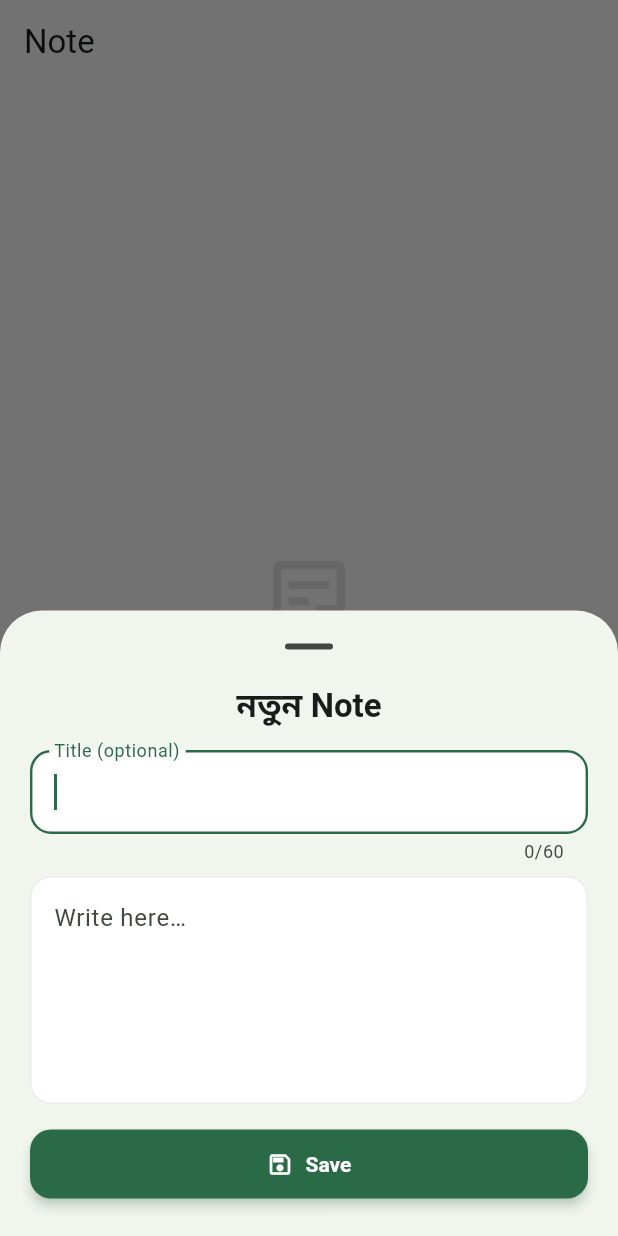
After one commit to imsaad8878/hisab-master, a Flutter app: the NotesScreen screen opened directly, after a tap on "New note", on a phone screen of 412 x 824 dp. The commit adds this screen. Run offline on Flutter 3.47's test engine with Material 3 defaults, Android fonts, the phone set to English and light mode, and no system bars; our stand-ins replace cloud_firestore, file_picker, firebase_auth, firebase_core, fl_chart, flutter_riverpod and 6 more; missing offline and left inert: home_widget; accounts and stored records are empty.

Commit message:
Add Note tab to bottom navigation — personal notepad
- New Notes tab (sticky note icon) between Report and Profile
- Create/edit/delete notes with title + body
- Notes sync to Firebase (users/{uid}/notes) and work offline in
  demo mode, same data-safety pattern as other repositories
- Profile nav index moved from 3 to 4

```diff
--- a/lib/features/home/presentation/home_screen.dart
+++ b/lib/features/home/presentation/home_screen.dart
@@ -75,7 +75,7 @@ class _HomeScreenState extends ConsumerState<HomeScreen> {
             filter: _filter,
             onFilter: (f) => setState(() => _filter = f),
             onProfileTap: () =>
-                ref.read(navIndexProvider.notifier).state = 3,
+                ref.read(navIndexProvider.notifier).state = 4,
           ),
           if (pending > 0)
             Padding(
--- a/lib/features/home/presentation/home_shell.dart
+++ b/lib/features/home/presentation/home_shell.dart
@@ -3,6 +3,7 @@ import 'package:flutter_riverpod/flutter_riverpod.dart';
 
 import '../../../providers/profile_providers.dart';
 import '../../analytics/presentation/analytics_screen.dart';
+import '../../notes/presentation/notes_screen.dart';
 import '../../profile/presentation/profile_screen.dart';
 import '../../add/presentation/add_transaction_sheet.dart';
 import '../../report/presentation/report_screen.dart';
@@ -21,10 +22,11 @@ class HomeShell extends ConsumerWidget {
           HomeScreen(),
           AnalyticsScreen(),
           ReportScreen(),
+          NotesScreen(),
           ProfileScreen(),
         ],
       ),
-      floatingActionButton: index == 3
+      floatingActionButton: index == 4
           ? null
           : FloatingActionButton.extended(
               onPressed: () => showAddTransactionSheet(context),
@@ -53,6 +55,11 @@ class HomeShell extends ConsumerWidget {
             label: 'Report',
           ),
           NavigationDestination(
+            icon: Icon(Icons.sticky_note_2_outlined),
+            selectedIcon: Icon(Icons.sticky_note_2),
+            label: 'Note',
+          ),
+          NavigationDestination(
             icon: Icon(Icons.person_outline),
             selectedIcon: Icon(Icons.person),
             label: 'Profile',
--- /dev/null
+++ b/lib/features/notes/presentation/notes_screen.dart
@@ -0,0 +1,217 @@
+import 'package:flutter/material.dart';
+import 'package:flutter_riverpod/flutter_riverpod.dart';
+import 'package:intl/intl.dart';
+
+import '../../../data/repositories/note_repository.dart';
+import '../../../models/note.dart';
+import '../../../providers/auth_providers.dart';
+import '../../../providers/note_providers.dart';
+
+class NotesScreen extends ConsumerWidget {
+  const NotesScreen({super.key});
+
+  @override
+  Widget build(BuildContext context, WidgetRef ref) {
+    final notes = ref.watch(notesProvider).valueOrNull ?? const [];
+    final theme = Theme.of(context);
+
+    return Scaffold(
+      appBar: AppBar(title: const Text('Note')),
+      floatingActionButton: FloatingActionButton.extended(
+        onPressed: () => _openEditor(context, ref),
+        icon: const Icon(Icons.edit_note),
+        label: const Text('New note'),
+      ),
+      body: notes.isEmpty
+          ? Center(
+              child: Padding(
+                padding: const EdgeInsets.all(32),
+                child: Column(
+                  mainAxisAlignment: MainAxisAlignment.center,
+                  children: [
+                    Icon(Icons.sticky_note_2_outlined,
+                        size: 64, color: Colors.grey.shade300),
+                    const SizedBox(height: 16),
+                    const Text('কোনো note নেই',
+                        style: TextStyle(
+                            fontSize: 16, fontWeight: FontWeight.w600)),
+                    const SizedBox(height: 6),
+                    Text(
+                      'মনে মনে কিছু লিখে রাখো —\nকাজের কথা, তালিকা, আইডিয়া যা ইচ্ছে',
+                      textAlign: TextAlign.center,
+                      style: TextStyle(
+                          color: Colors.grey.shade500, fontSize: 13),
+                    ),
+                  ],
+                ),
+              ),
+            )
+          : ListView.separated(
+              padding: const EdgeInsets.fromLTRB(16, 8, 16, 90),
+              itemCount: notes.length,
+              separatorBuilder: (_, __) => const SizedBox(height: 10),
+              itemBuilder: (context, i) {
+                final n = notes[i];
+                return Dismissible(
+                  key: ValueKey(n.id),
+                  direction: DismissDirection.endToStart,
+                  confirmDismiss: (_) async {
+                    final ok = await showDialog<bool>(
+                      context: context,
+                      builder: (ctx) => AlertDialog(
+                        title: const Text('Delete note?'),
+                        content: Text(n.title.isEmpty
+                            ? 'Untitled note'
+                            : '"${n.title}" delete hobe.'),
+                        actions: [
+                          TextButton(
+                              onPressed: () => Navigator.pop(ctx, false),
+                              child: const Text('Cancel')),
+                          FilledButton(
+                              style: FilledButton.styleFrom(
+                                  backgroundColor:
+                                      theme.colorScheme.error),
+                              onPressed: () => Navigator.pop(ctx, true),
+                              child: const Text('Delete')),
+                        ],
+                      ),
+                    );
+                    if (ok == true) {
+                      await ref
+                          .read(noteRepositoryProvider)
+                          .deleteNote(ref.read(dataUidProvider), n.id);
+                    }
+                    return false;
+                  },
+                  background: Container(
+                    alignment: Alignment.centerRight,
+                    padding: const EdgeInsets.only(right: 24),
+                    decoration: BoxDecoration(
+                      color: theme.colorScheme.errorContainer,
+                      borderRadius: BorderRadius.circular(16),
+                    ),
+                    child: Icon(Icons.delete_outline,
+                        color: theme.colorScheme.onErrorContainer),
+                  ),
+                  child: Card(
+                    child: ListTile(
+                      onTap: () => _openEditor(context, ref, existing: n),
+                      contentPadding: const EdgeInsets.symmetric(
+                          horizontal: 16, vertical: 8),
+                      leading: Container(
+                        width: 42,
+                        height: 42,
+                        decoration: BoxDecoration(
+                          color: Colors.amber.withValues(alpha: 0.15),
+                          borderRadius: BorderRadius.circular(12),
+                        ),
+                        child: const Icon(Icons.sticky_note_2_outlined,
+                            color: Colors.orange, size: 20),
+                      ),
+                      title: Text(
+                        n.title.isEmpty ? 'Untitled' : n.title,
+                        style: const TextStyle(
+                            fontSize: 14.5, fontWeight: FontWeight.w600),
+                        maxLines: 1,
+                        overflow: TextOverflow.ellipsis,
+                      ),
+                      subtitle: Text(
+                        [
+                          if (n.body.isNotEmpty)
+                            n.body.replaceAll('\n', ' • '),
+                          DateFormat('d MMM yyyy • h:mm a')
+                              .format(n.updatedAt),
+                        ].join('\n'),
+                        maxLines: 2,
+                        overflow: TextOverflow.ellipsis,
+                        style: TextStyle(
+                            fontSize: 12, color: Colors.grey.shade600),
+                      ),
+                      trailing: const Icon(Icons.chevron_right, size: 20),
+                    ),
+                  ),
+                );
+              },
+            ),
+    );
+  }
+
+  static Future<void> _openEditor(BuildContext context, WidgetRef ref,
+      {NoteModel? existing}) async {
+    final titleCtrl = TextEditingController(text: existing?.title ?? '');
+    final bodyCtrl = TextEditingController(text: existing?.body ?? '');
+
+    await showModalBottomSheet(
+      context: context,
+      isScrollControlled: true,
+      useSafeArea: true,
+      showDragHandle: true,
+      builder: (ctx) => Padding(
+        padding:
+            EdgeInsets.only(bottom: MediaQuery.of(ctx).viewInsets.bottom),
+        child: SingleChildScrollView(
+          padding: const EdgeInsets.fromLTRB(20, 0, 20, 24),
+          child: Column(
+            mainAxisSize: MainAxisSize.min,
+            crossAxisAlignment: CrossAxisAlignment.stretch,
+            children: [
+              Text(
+                existing == null ? 'নতুন Note' : 'Note সম্পাদনা',
+                style: Theme.of(ctx)
+                    .textTheme
+                    .titleLarge
+                    ?.copyWith(fontWeight: FontWeight.bold),
+                textAlign: TextAlign.center,
+              ),
+              const SizedBox(height: 16),
+              TextField(
+                controller: titleCtrl,
+                autofocus: existing == null,
+                textCapitalization: TextCapitalization.sentences,
+                maxLength: 60,
+                decoration:
+                    const InputDecoration(labelText: 'Title (optional)'),
+              ),
+              const SizedBox(height: 8),
+              TextField(
+                controller: bodyCtrl,
+                textCapitalization: TextCapitalization.sentences,
+                maxLines: 8,
+                minLines: 5,
+                decoration: const InputDecoration(
+                  labelText: 'Write here…',
+                  alignLabelWithHint: true,
+                ),
+              ),
+              const SizedBox(height: 16),
+              FilledButton.icon(
+                onPressed: () async {
+                  final title = titleCtrl.text.trim();
+                  final body = bodyCtrl.text.trim();
+                  if (title.isEmpty && body.isEmpty) {
+                    Navigator.pop(ctx);
+                    return;
+                  }
+                  await ref.read(noteRepositoryProvider).saveNote(
+                        ref.read(dataUidProvider),
+                        NoteModel(
+                          id: existing?.id ?? NoteRepository.newId(),
+                          title: title,
+                          body: body,
+                          updatedAt: DateTime.now(),
+                        ),
+                      );
+                  if (ctx.mounted) Navigator.pop(ctx);
+                },
+                style: FilledButton.styleFrom(
+                    padding: const EdgeInsets.symmetric(vertical: 14)),
+                icon: const Icon(Icons.save_outlined),
+                label: const Text('Save'),
+              ),
+            ],
+          ),
+        ),
+      ),
+    );
+  }
+}
--- /dev/null
+++ b/lib/models/note.dart
@@ -0,0 +1,28 @@
+class NoteModel {
+  const NoteModel({
+    required this.id,
+    required this.title,
+    required this.body,
+    required this.updatedAt,
+  });
+
+  final String id;
+  final String title;
+  final String body;
+  final DateTime updatedAt;
+
+  Map<String, dynamic> toMap() => {
+        'title': title,
+        'body': body,
+        'updatedAt': updatedAt.toIso8601String(),
+      };
+
+  factory NoteModel.fromMap(String id, Map<String, dynamic> m) => NoteModel(
+        id: id,
+        title: m['title'] as String? ?? '',
+        body: m['body'] as String? ?? '',
+        updatedAt:
+            DateTime.tryParse(m['updatedAt'] as String? ?? '') ??
+                DateTime.now(),
+      );
+}
```
Also changed, not shown: lib/data/repositories/note_repository.dart (added, +139 -0 lines), lib/providers/note_providers.dart (added, +17 -0 lines).
